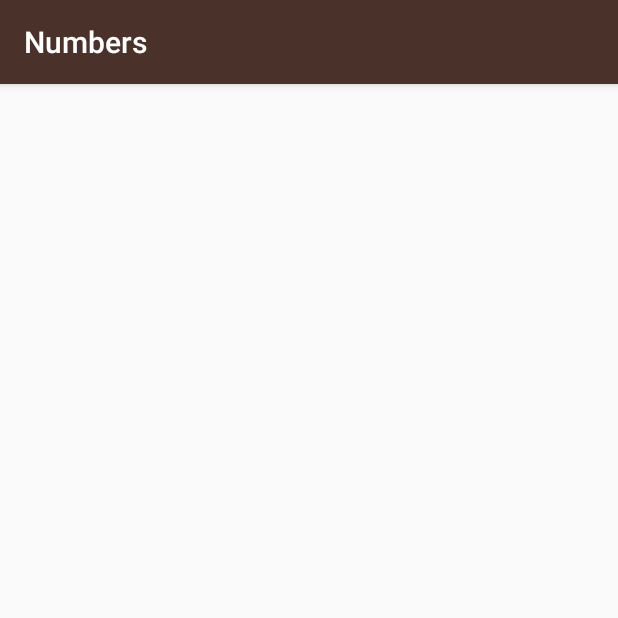
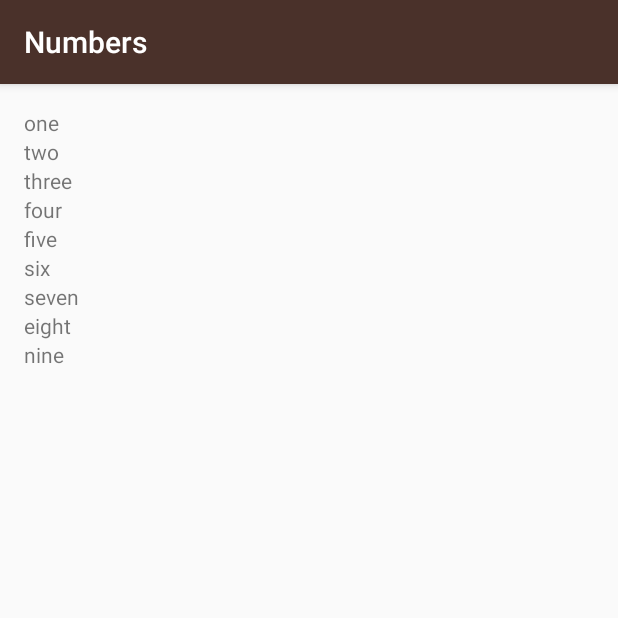
Before and after one commit to harindersingh/LearningAndroid, an Android app: the NumbersActivity screen opened directly, with no data from a screen before it, on a phone screen of 412 x 824 dp, the top half of it. Run offline under Robolectric (Android 15) with nearby library versions, the phone set to English and light mode, and no system bars.

```diff
--- a/Miwok/app/src/main/java/com/example/android/miwok/NumbersActivity.java
+++ b/Miwok/app/src/main/java/com/example/android/miwok/NumbersActivity.java
@@ -3,6 +3,8 @@ package com.example.android.miwok;
 import android.support.v7.app.AppCompatActivity;
 import android.os.Bundle;
 import android.util.Log;
+import android.widget.LinearLayout;
+import android.widget.TextView;
 
 import java.util.ArrayList;
 
@@ -25,16 +27,20 @@ public class NumbersActivity extends AppCompatActivity {
         words.add("eight");
         words.add("nine");
 
-        // Verify the contents of the array by printing out each array element to the logs
-        Log.v("NumbersActivity", "Word at index 0: " + words.get(0));
-        Log.v("NumbersActivity", "Word at index 1: " + words.get(1));
-        Log.v("NumbersActivity", "Word at index 2: " + words.get(2));
-        Log.v("NumbersActivity", "Word at index 3: " + words.get(3));
-        Log.v("NumbersActivity", "Word at index 4: " + words.get(4));
-        Log.v("NumbersActivity", "Word at index 5: " + words.get(5));
-        Log.v("NumbersActivity", "Word at index 6: " + words.get(6));
-        Log.v("NumbersActivity", "Word at index 7: " + words.get(7));
-        Log.v("NumbersActivity", "Word at index 8: " + words.get(8));
-        Log.v("NumbersActivity", "Word at index 9: " + words.get(9));
+        // Find the root view so we can add child views to it
+        LinearLayout rootView = (LinearLayout) findViewById(R.id.rootView);
+
+        // Keep looping until we've reached the end of the list (which means keep looping
+        // as long as the current index position is less than the length of the list)
+        for (int index = 0; index < words.size(); index++) {
+            // Create a new TextView
+            TextView wordView = new TextView(this);
+
+            // Set the text to be word at the current index
+            wordView.setText(words.get(index));
+
+            // Add this TextView as another child to the root view of this layout
+            rootView.addView(wordView);
+        }
     }
 }
--- a/Miwok/app/src/main/res/layout/activity_numbers.xml
+++ b/Miwok/app/src/main/res/layout/activity_numbers.xml
@@ -1,5 +1,5 @@
 <?xml version="1.0" encoding="utf-8"?>
-<RelativeLayout xmlns:android="http://schemas.android.com/apk/res/android"
+<LinearLayout xmlns:android="http://schemas.android.com/apk/res/android"
     xmlns:tools="http://schemas.android.com/tools"
     android:layout_width="match_parent"
     android:layout_height="match_parent"
@@ -7,6 +7,8 @@
     android:paddingLeft="@dimen/activity_horizontal_margin"
     android:paddingRight="@dimen/activity_horizontal_margin"
     android:paddingTop="@dimen/activity_vertical_margin"
+    android:orientation="vertical"
+    android:id="@+id/rootView"
     tools:context="com.example.android.miwok.NumbersActivity">
 
-</RelativeLayout>
+</LinearLayout>
```
